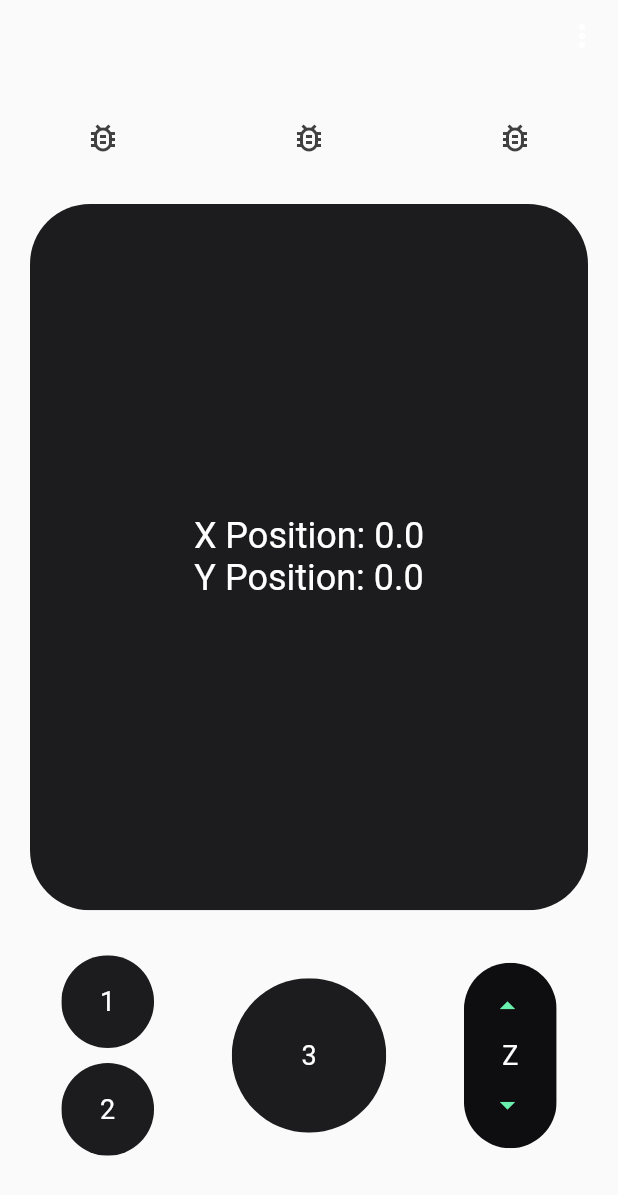
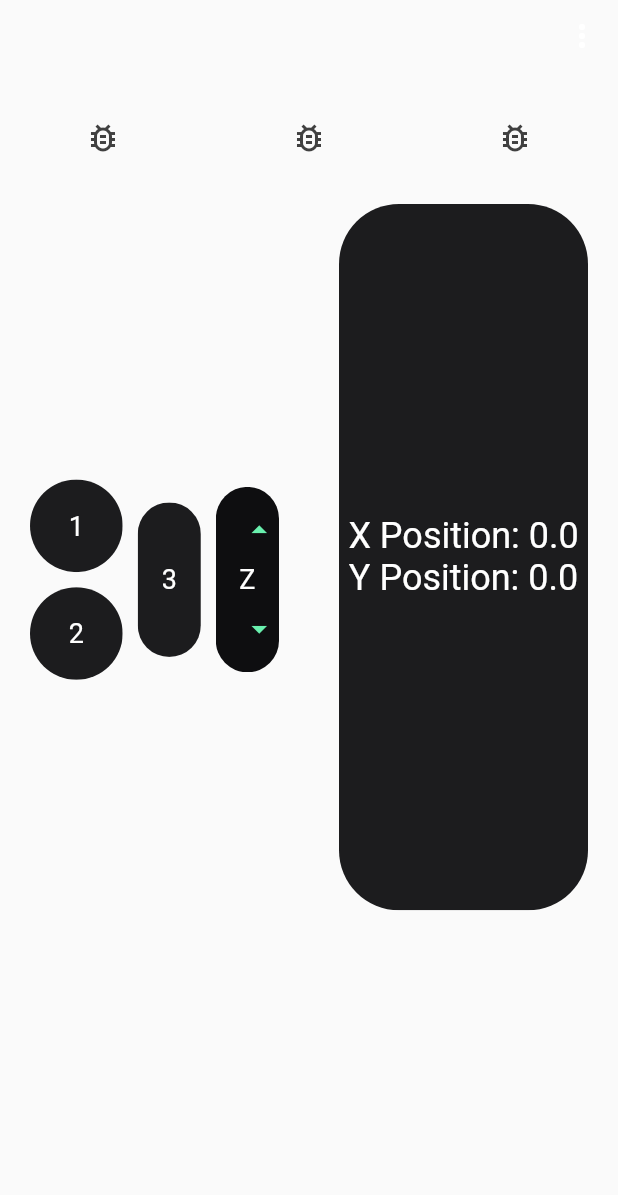
Before and after one commit to VTIvanov20/remote, a Flutter app: the LandscapeView widget shown alone on an empty page, opened directly, after a tap on the "arrow drop up" icon, on a phone screen of 412 x 824 dp. Shown: the top 1195 px of the screen. Run offline on Flutter 3.47's test engine with Material 2 defaults, Android fonts, the phone set to English and light mode, and no system bars.

Commit message:
Restructure landscape layout

```diff
--- a/app/lib/views/landscape.dart
+++ b/app/lib/views/landscape.dart
@@ -1,5 +1,5 @@
 import 'package:flutter/material.dart';
-import 'package:movie_app/widgets/track_pad.dart';
+import 'package:movie_app/widgets/track_pad_wrapper.dart';
 import 'package:movie_app/widgets/options.dart';
 import 'package:movie_app/widgets/button_layout.dart';
 import 'package:movie_app/widgets/popup.dart';
@@ -41,20 +41,12 @@ class _LandscapeViewState extends State<LandscapeView> {
             ),
         ),
         const OptionBar(),
-        GestureDetector(
-          onPanUpdate: (details) {
-            setState(() {
-              x += details.delta.dx;
-              y += details.delta.dy;
-            });
-          },
-          child: TrackPad(
-            onPositionSelected: (x, y, z) {
-              sendCommand('position', x, y, z);
-            },
-          ),
+        Row(
+          children: [
+            const Expanded(child: ButtonLayout()),
+            Expanded(child: TrackPadWrapper()),
+          ],
         ),
-        const ButtonLayout(),
       ],
     );
   }
--- a/app/lib/widgets/button_layout.dart
+++ b/app/lib/widgets/button_layout.dart
@@ -1,96 +1,20 @@
 import 'package:flutter/material.dart';
-import 'package:movie_app/widgets/components/z_button.dart';
-import 'package:movie_app/widgets/components/z_parent.dart';
-import 'package:movie_app/widgets/components/action_button.dart';
-import 'package:movie_app/widgets/components/routine_button.dart';
+import 'package:movie_app/widgets/components/buttons_landscape.dart';
+import 'package:movie_app/widgets/components/buttons_portrait.dart';
 
 class ButtonLayout extends StatelessWidget {
-  const ButtonLayout({Key? key}) : super(key: key);
+  const ButtonLayout({super.key});
 
   @override
   Widget build(BuildContext context) {
-    final screenWidth = MediaQuery.of(context).size.width;
-    int zPosition = 0;
-
-    return Padding(
-      padding: const EdgeInsets.only(top: 30, left: 20, right: 20),
-      child: Row(
-        mainAxisAlignment: MainAxisAlignment.spaceEvenly,
-        children: [
-          Column(
-            crossAxisAlignment: CrossAxisAlignment.start,
-            children: [
-              RoutineButton(
-                onTap: () {
-                  print("clicked 1");
-                },
-                buttonText: '1'
-              ),
-              const SizedBox(height: 10),
-              RoutineButton(
-                onTap: () {
-                  print("clicked 2");
-                },
-                buttonText: '2'
-              ),
-            ],
-          ),
-          const SizedBox(width: 10),
-          const Flexible(
-            flex: 1,
-            child: Column(
-              children: [
-                ActionButton()
-              ],
-            ),
-          ),
-          const SizedBox(width: 10),
-          Flexible(
-            flex: 1,
-            child: Column(
-              children: [
-                SizedBox(
-                  width: screenWidth * 0.15,
-                  height: screenWidth * 0.3,
-                  child: Stack(
-                    children: [
-                      const ZParent(),
-                      ZButton(
-                        icon: Icons.arrow_drop_up_outlined,
-                        tooltip: "Increase Z by 1",
-                        onPressed: () {
-                          if (zPosition < 180) {
-                            zPosition++;
-                            print("up, current z: $zPosition");
-                          } else {
-                            print("Can't go higher than 180");
-                          }
-                        },
-                        top: 5,
-                        left: 5,
-                      ),
-                      ZButton(
-                        icon: Icons.arrow_drop_down_outlined,
-                        tooltip: "Decrease Z by 1",
-                        onPressed: () {
-                          if (zPosition > -180) {
-                            zPosition--;
-                            print("down, current z: $zPosition");
-                          } else {
-                            print("Can't go lower than -180");
-                          }
-                        },
-                        bottom: 5,
-                        left: 5,
-                      ),
-                    ],
-                  ),
-                ),
-              ],
-            ),
-          ),
-        ],
-      ),
+    return OrientationBuilder(
+      builder: (context, orientation) {
+        if (orientation == Orientation.portrait) {
+          return const PortaitButtons();
+        } else {
+          return const LandscapeButtons();
+        }
+      },
     );
   }
 }
--- /dev/null
+++ b/app/lib/widgets/components/buttons_portrait.dart
@@ -0,0 +1,97 @@
+import 'package:flutter/material.dart' show BuildContext, Column, CrossAxisAlignment, EdgeInsets, Flexible, Icons, Key, MainAxisAlignment, MediaQuery, Orientation, Padding, Row, SizedBox, Stack, StatelessWidget, Widget;
+import 'package:movie_app/widgets/components/z_button.dart' show ZButton;
+import 'package:movie_app/widgets/components/z_parent.dart' show ZParent;
+import 'package:movie_app/widgets/components/action_button.dart' show ActionButton;
+import 'package:movie_app/widgets/components/routine_button.dart' show RoutineButton;
+
+class PortaitButtons extends StatelessWidget {
+  const PortaitButtons({Key? key}) : super(key: key);
+
+  @override
+  Widget build(BuildContext context) {
+    final screenWidth = MediaQuery.of(context).size.width;
+    int zPosition = 0;
+
+    return Padding(
+      padding: const EdgeInsets.only(top: 30, left: 20, right: 20),
+      child: Row(
+        mainAxisAlignment: MainAxisAlignment.spaceEvenly,
+        children: [
+          Column(
+            crossAxisAlignment: CrossAxisAlignment.start,
+            children: [
+              RoutineButton(
+                onTap: () {
+                  print("clicked 1");
+                },
+                buttonText: '1'
+              ),
+              const SizedBox(height: 10),
+              RoutineButton(
+                onTap: () {
+                  print("clicked 2");
+                },
+                buttonText: '2'
+              ),
+            ],
+          ),
+          const SizedBox(width: 10),
+          if (MediaQuery.of(context).orientation == Orientation.portrait)
+            const Flexible(
+              flex: 1,
+              child: Column(
+                children: [
+                  ActionButton(),
+                ],
+              ),
+            ),
+          const SizedBox(width: 10),
+          Flexible(
+            flex: 1,
+            child: Column(
+              children: [
+                SizedBox(
+                  width: screenWidth * 0.15,
+                  height: screenWidth * 0.3,
+                  child: Stack(
+                    children: [
+                      const ZParent(),
+                      ZButton(
+                        icon: Icons.arrow_drop_up_outlined,
+                        tooltip: "Increase Z by 1",
+                        onPressed: () {
+                          if (zPosition < 180) {
+                            zPosition++;
+                            print("up, current z: $zPosition");
+                          } else {
+                            print("Can't go higher than 180");
+                          }
+                        },
+                        top: 5,
+                        left: 5,
+                      ),
+                      ZButton(
+                        icon: Icons.arrow_drop_down_outlined,
+                        tooltip: "Decrease Z by 1",
+                        onPressed: () {
+                          if (zPosition > -180) {
+                            zPosition--;
+                            print("down, current z: $zPosition");
+                          } else {
+                            print("Can't go lower than -180");
+                          }
+                        },
+                        bottom: 5,
+                        left: 5,
+                      ),
+                    ],
+                  ),
+                ),
+              ],
+            ),
+          ),
+        ],
+      ),
+    );
+  }
+}
--- a/app/lib/widgets/track_pad.dart
+++ b/app/lib/widgets/components/track_pad.dart
@@ -2,7 +2,7 @@ import 'dart:convert';
 import 'dart:io';
 import 'package:path_provider/path_provider.dart';
 import 'package:flutter/material.dart';
-import 'colors.dart';
+import '../colors.dart';
 
 class TrackPad extends StatefulWidget {
   final Function(double, double, double) onPositionSelected;
--- /dev/null
+++ b/app/lib/widgets/track_pad_wrapper.dart
@@ -0,0 +1,41 @@
+import 'dart:io';
+
+import 'package:flutter/material.dart';
+import 'package:movie_app/widgets/components/track_pad.dart';
+
+class TrackPadWrapper extends StatefulWidget {
+  @override
+  _TrackPadWrapperState createState() => _TrackPadWrapperState();
+}
+
+class _TrackPadWrapperState extends State<TrackPadWrapper> {
+  double x = 0;
+  double y = 0;
+
+  Future<void> sendCommand(String command, double x, double y, double z) async {
+    final socket = await Socket.connect('localhost', 12345);
+    print('Connected to Python script.');
+
+    final data = '$command,$x,$y,$z';
+    socket.write(data);
+
+    socket.close();
+  }
+
+  @override
+  Widget build(BuildContext context) {
+    return GestureDetector(
+      onPanUpdate: (details) {
+        setState(() {
+          x += details.delta.dx;
+          y += details.delta.dy;
+        });
+      },
+      child: TrackPad(
+        onPositionSelected: (x, y, z) {
+          sendCommand('position', x, y, z);
+        },
+      ),
+    );
+  }
+}
```
Also changed, not shown: app/lib/views/portrait.dart (+2 -17 lines), app/lib/widgets/components/buttons_landscape.dart (added, +88 -0 lines).
